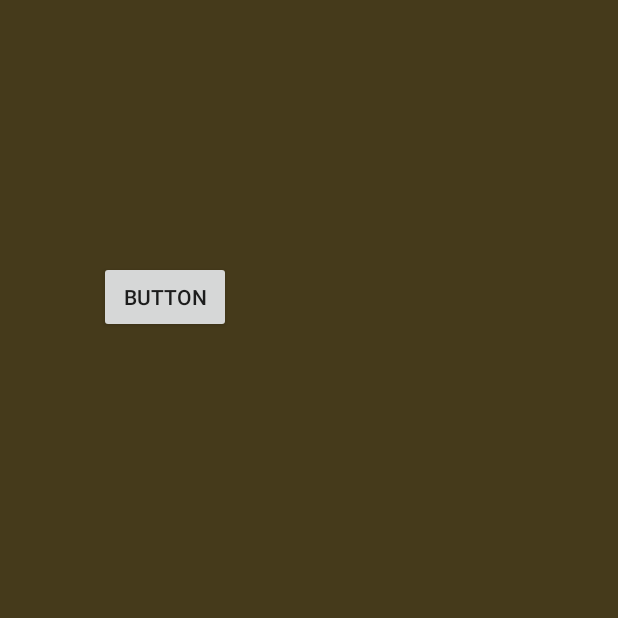
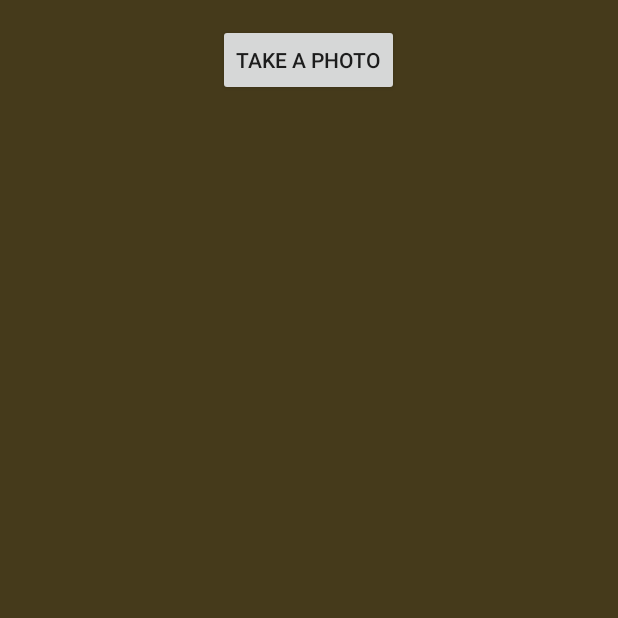
Before and after one commit to RicardoFernandesSouza/TCC-ANDROID-RESPONSAVEL, an Android app: the TiraFoto screen opened directly, with no data from a screen before it, on a phone screen of 412 x 824 dp, the top half of it. Run offline under Robolectric (Android 15) with nearby library versions, the phone set to English and light mode, and no system bars; libraries missing offline, so code that uses them is left out: permissions.dispatcher.

Commit message:
Commit de preucação

```diff
--- a/app/src/main/AndroidManifest.xml
+++ b/app/src/main/AndroidManifest.xml
@@ -1,10 +1,9 @@
 <manifest xmlns:android="http://schemas.android.com/apk/res/android"
-
     package="com.example.ricardofernandes.tohomeresponsavel">
 
     <uses-permission android:name="android.permission.INTERNET" />
     <uses-permission android:name="android.permission.WRITE_EXTERNAL_STORAGE"
-        android:maxSdkVersion="18" />
+        android:maxSdkVersion="20" />
     <uses-permission android:name="android.permission.READ_EXTERNAL_STORAGE" />
     <uses-permission android:name="android.permission.CAMERA" />
     <uses-feature android:name="android.hardware.camera"/>
--- a/app/src/main/java/com/example/ricardofernandes/tohomeresponsavel/TiraFoto.java
+++ b/app/src/main/java/com/example/ricardofernandes/tohomeresponsavel/TiraFoto.java
@@ -1,11 +1,16 @@
 package com.example.ricardofernandes.tohomeresponsavel;
-import android.app.Activity;
+
+import android.Manifest;
+import android.content.DialogInterface;
 import android.content.Intent;
-import android.graphics.Bitmap;
-import android.graphics.BitmapFactory;
+import android.media.MediaScannerConnection;
 import android.net.Uri;
 import android.os.Bundle;
 import android.os.Environment;
+import android.provider.MediaStore;
+import android.support.v4.content.FileProvider;
+import android.support.v7.app.AlertDialog;
+import android.support.v7.app.AppCompatActivity;
 import android.view.View;
 import android.widget.Button;
 import android.widget.ImageView;
@@ -13,79 +18,165 @@ import android.widget.Toast;
 
 import java.io.File;
 import java.io.IOException;
+import java.text.SimpleDateFormat;
+import java.util.Date;
 
-public class TiraFoto extends Activity {
-    private static final int CAMERA_REQUEST = 1888;
-    private ImageView imageView;
-    private File f;
-    public File getAlbumDir()
-    {
+import permissions.dispatcher.NeedsPermission;
+import permissions.dispatcher.OnShowRationale;
+import permissions.dispatcher.PermissionRequest;
+import permissions.dispatcher.RuntimePermissions;
 
-        File storageDir = new File(
-                Environment.getExternalStoragePublicDirectory(
-                        Environment.DIRECTORY_PICTURES
-                ),
-                "BAC/"
-        );
-        // Create directories if needed
-        if (!storageDir.exists()) {
-            storageDir.mkdirs();
+@RuntimePermissions
+public class TiraFoto extends AppCompatActivity implements View.OnClickListener {
+
+    private static final int REQUEST_TAKE_PHOTO = 1;
+
+    Button btnTakePhoto;
+    ImageView ivPreview;
+
+    String mCurrentPhotoPath;
+
+    @Override
+    protected void onCreate(Bundle savedInstanceState) {
+        super.onCreate(savedInstanceState);
+        setTheme(R.style.AppTheme_NoActionBar);
+        setContentView(R.layout.activity_tira_foto);
+        initInstances();
+        startCamera();
+    }
+
+    private void initInstances() {
+        btnTakePhoto = (Button) findViewById(R.id.btnTakePhoto);
+        ivPreview = (ImageView) findViewById(R.id.ivPreview);
+//
+        btnTakePhoto.setOnClickListener(this);
+
+
+    }
+
+    /////////////////////
+    // OnClickListener //
+    /////////////////////
+
+    @Override
+    public void onClick(View view) {
+        if (view == btnTakePhoto) {
+            TiraFotoPermissionsDispatcher.startCameraWithCheck(this);
+            startCamera();
         }
+    }
 
-        return storageDir;
+    ////////////
+    // Camera //
+    ////////////
+    @NeedsPermission(Manifest.permission.WRITE_EXTERNAL_STORAGE)
+    void startCamera() {
+        try {
+            dispatchTakePictureIntent();
+        } catch (IOException e) {
+        }
     }
+    @OnShowRationale(Manifest.permission.WRITE_EXTERNAL_STORAGE)
+    void showRationaleForCamera(final PermissionRequest request) {
+        new AlertDialog.Builder(this)
+                .setMessage("Access to External Storage is required")
+                .setPositiveButton("Allow", new DialogInterface.OnClickListener() {
+                    @Override
+                    public void onClick(DialogInterface dialogInterface, int i) {
+                        request.proceed();
+                    }
+                })
+                .setNegativeButton("Deny", new DialogInterface.OnClickListener() {
+                    @Override
+                    public void onClick(DialogInterface dialogInterface, int i) {
+                        request.cancel();
+
+                    }
+                })
+                .show();
+    }
+
+    @Override
+    protected void onActivityResult(int requestCode, int resultCode, Intent data) {
+        super.onActivityResult(requestCode, resultCode, data);
+        if (requestCode == REQUEST_TAKE_PHOTO && resultCode == RESULT_OK) {
+            Intent i = new Intent(Intent.ACTION_SEND);
+            i.setType("message/rfc822");
+            i.putExtra(Intent.EXTRA_EMAIL  , new String[]{"ricardo_fernandes.souza@hotmail.com"});
+            i.putExtra(Intent.EXTRA_SUBJECT, "Etapa x");
+            i.putExtra(Intent.EXTRA_TEXT   , "foto da etapa x");
+
+            Uri imageUri = Uri.parse(mCurrentPhotoPath);
+            i.putExtra(Intent.EXTRA_STREAM, imageUri);
+            try {
+                startActivity(Intent.createChooser(i, "Send mail..."));
+                finish();
+            } catch (android.content.ActivityNotFoundException ex) {
+                Toast.makeText(TiraFoto.this, "There are no email clients installed.", Toast.LENGTH_SHORT).show();
+                finish();
+
+            }
+            // Show the thumbnail on ImageView
+            File file = new File(imageUri.getPath());
+//            try {
+//               InputStream ims = new FileInputStream(file);
+//              //  ivPreview.setImageBitmap( BitmapFactory.decodeStream(ims));
+//            } catch (FileNotFoundException e) {
+//               return;
+//            }
+
+            // ScanFile so it will be appeared on Gallery
+            MediaScannerConnection.scanFile(TiraFoto.this,
+                    new String[]{imageUri.getPath()}, null,
+                    new MediaScannerConnection.OnScanCompletedListener() {
+                        public void onScanCompleted(String path, Uri uri) {
+                        }
+                    });
+        }
+    }
+
+    @Override
+    public void onRequestPermissionsResult(int requestCode, String[] permissions, int[] grantResults) {
+        super.onRequestPermissionsResult(requestCode, permissions, grantResults);
+        TiraFotoPermissionsDispatcher.onRequestPermissionsResult(this, requestCode, grantResults);
+    }
+
     private File createImageFile() throws IOException {
         // Create an image file name
+        String timeStamp = new SimpleDateFormat("yyyyMMdd_HHmmss").format(new Date());
+        String imageFileName = "JPEG_" + timeStamp + "_";
+        File storageDir = new File(Environment.getExternalStoragePublicDirectory(
+                Environment.DIRECTORY_DCIM), "Camera");
+        File image = File.createTempFile(
+                imageFileName,  /* prefix */
+                ".jpg",         /* suffix */
+                storageDir      /* directory */
+        );
 
-        String imageFileName =getAlbumDir().toString() +"/image.jpg";
-        File image = new File(imageFileName);
+        // Save a file: path for use with ACTION_VIEW intents
+        mCurrentPhotoPath = "file:" + image.getAbsolutePath();
         return image;
     }
 
-    @Override
-    public void onCreate(Bundle savedInstanceState) {
-        super.onCreate(savedInstanceState);
-        setContentView(R.layout.activity_tira_foto);
-        this.imageView = (ImageView)this.findViewById(R.id.imageView);
-        Button photoButton = (Button) this.findViewById(R.id.button);
-        photoButton.setOnClickListener(new View.OnClickListener() {
-
-            @Override
-            public void onClick(View v) {
-                try {
-                    f = createImageFile();
-                    Intent cameraIntent = new Intent(android.provider.MediaStore.ACTION_IMAGE_CAPTURE);
-                    cameraIntent.putExtra(android.provider.MediaStore.EXTRA_OUTPUT, Uri.fromFile(f));
-                    startActivityForResult(cameraIntent, CAMERA_REQUEST);
-                } catch (IOException e) {
-                    // TODO Auto-generated catch block
-                    e.printStackTrace();
-                }
-
-
-
+    private void dispatchTakePictureIntent() throws IOException {
+        Intent takePictureIntent = new Intent(MediaStore.ACTION_IMAGE_CAPTURE);
+        // Ensure that there's a camera activity to handle the intent
+        if (takePictureIntent.resolveActivity(getPackageManager()) != null) {
+            // Create the File where the photo should go
+            File photoFile = null;
+            try {
+                photoFile = createImageFile();
+            } catch (IOException ex) {
+                // Error occurred while creating the File
+                return;
             }
-        });
-    }
-
-    protected void onActivityResult(int requestCode, int resultCode, Intent data) {
-        if (requestCode == CAMERA_REQUEST && resultCode == RESULT_OK) {
-
-            Bitmap photo = BitmapFactory.decodeFile(f.getAbsolutePath());
-//            imageView.setImageBitmap(photo);
-
-            Intent i = new Intent(Intent.ACTION_SEND);
-            i.setType("message/rfc822");
-            i.putExtra(Intent.EXTRA_EMAIL  , new String[]{"raul.pop90@gmail.com"});
-            i.putExtra(Intent.EXTRA_SUBJECT, "Prima poza");
-            i.putExtra(Intent.EXTRA_TEXT   , "body of email");
-
-            Uri uri = Uri.fromFile(f);
-            i.putExtra(Intent.EXTRA_STREAM, uri);
-            try {
-                startActivity(Intent.createChooser(i, "Send mail..."));
-            } catch (android.content.ActivityNotFoundException ex) {
-                Toast.makeText(TiraFoto.this, "There are no email clients installed.", Toast.LENGTH_SHORT).show();
+            // Continue only if the File was successfully created
+            if (photoFile != null) {
+                Uri photoURI = FileProvider.getUriForFile( TiraFoto.this,
+                        BuildConfig.APPLICATION_ID + ".provider",
+                        createImageFile());
+                takePictureIntent.putExtra( MediaStore.EXTRA_OUTPUT, photoURI);
+                startActivityForResult(takePictureIntent, REQUEST_TAKE_PHOTO);
             }
         }
     }
--- a/app/src/main/res/layout/activity_tira_foto.xml
+++ b/app/src/main/res/layout/activity_tira_foto.xml
@@ -10,23 +10,19 @@
               tools:context="com.example.ricardofernandes.tohomeresponsavel.TiraFoto"
               android:background="@color/AppBrown">
 
-    <RelativeLayout
+    <Button
+        android:id="@+id/btnTakePhoto"
+        android:layout_width="wrap_content"
+        android:layout_height="wrap_content"
+        android:layout_gravity="center_horizontal"
+        android:onClick="onClick"
+        android:text="Take a Photo" />
+
+    <ImageView
+        android:id="@+id/ivPreview"
         android:layout_width="match_parent"
-        android:layout_height="match_parent"
-        android:background="@color/AppBrown">
-
-
-        <Button
-            android:id="@+id/button"
-            android:layout_width="wrap_content"
-            android:layout_height="wrap_content"
-            android:layout_alignParentLeft="true"
-            android:layout_alignParentStart="true"
-            android:layout_alignParentTop="true"
-            android:layout_marginLeft="50dp"
-            android:layout_marginStart="50dp"
-            android:layout_marginTop="158dp"
-            android:text="Button" />
-    </RelativeLayout>
+        android:layout_height="wrap_content"
+        android:layout_marginTop="16dp"
+        android:adjustViewBounds="true" />
 
 </LinearLayout>
```
Also changed, not shown: app/src/main/res/xml/provider_paths.xml (+3 -6 lines).
